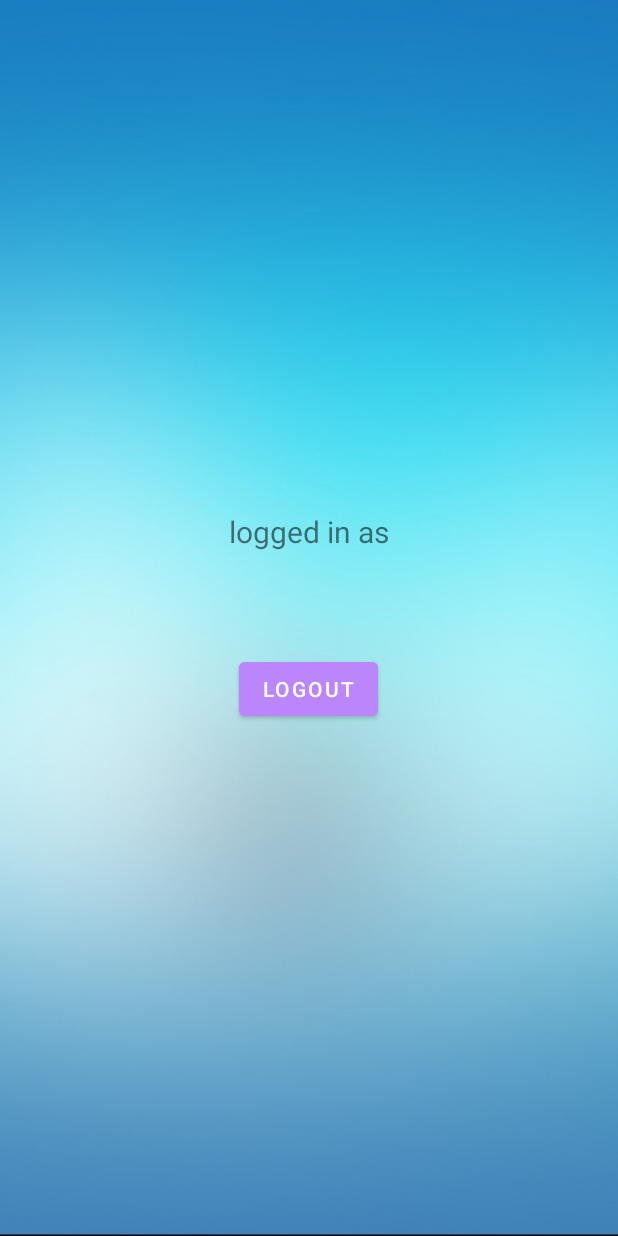
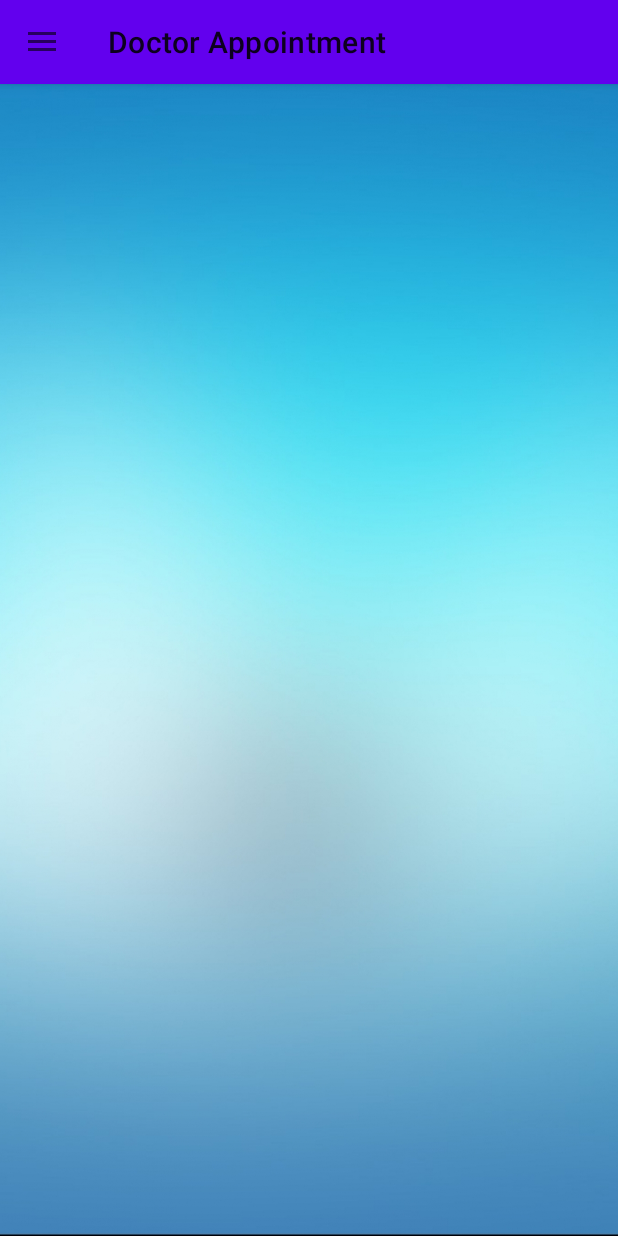
Before and after one commit to utso1707097/HelloDoctor, an Android app: the screen it shows after launch once a user with an empty profile is signed in (ProfileActivity), on a phone screen of 412 x 824 dp. Run offline under Robolectric (Android 15) with nearby library versions, the phone set to English and light mode, and no system bars; our stand-ins replace Firebase (no records; nobody signed in at launch, a user with empty details on screens opened directly).

Commit message:
Drawer Layout added

```diff
--- a/app/src/main/java/com/utsobro/hellodoctor/ProfileActivity.java
+++ b/app/src/main/java/com/utsobro/hellodoctor/ProfileActivity.java
@@ -1,50 +1,95 @@
 package com.utsobro.hellodoctor;
 
+import androidx.annotation.NonNull;
+import androidx.appcompat.app.ActionBar;
+import androidx.appcompat.app.ActionBarDrawerToggle;
 import androidx.appcompat.app.AppCompatActivity;
+import androidx.appcompat.widget.Toolbar;
+import androidx.core.view.GravityCompat;
+import androidx.drawerlayout.widget.DrawerLayout;
+import androidx.transition.Slide;
 
 import android.content.Intent;
 import android.os.Bundle;
+import android.view.MenuItem;
 import android.view.View;
 import android.widget.Button;
 import android.widget.TextView;
+import android.widget.Toast;
 
+import com.google.android.material.navigation.NavigationView;
 import com.google.firebase.auth.FirebaseAuth;
 import com.google.firebase.auth.FirebaseUser;
 
 public class ProfileActivity extends AppCompatActivity {
-
-    private TextView showEmail;
-    private FirebaseAuth firebaseAuth;
-    private Button logoutButton;
+    DrawerLayout drawerLayout;
+    NavigationView navigationView;
+    Toolbar toolbar;
 
     @Override
     protected void onCreate(Bundle savedInstanceState) {
         super.onCreate(savedInstanceState);
         setContentView(R.layout.activity_profile);
 
-        showEmail = findViewById(R.id.showEmail);
-        firebaseAuth = FirebaseAuth.getInstance();
-        logoutButton = findViewById(R.id.logoutButton);
-        checkUser();
+        drawerLayout = findViewById(R.id.drawerLayout);
+        navigationView = findViewById(R.id.navigationView);
+        toolbar = findViewById(R.id.toolbar);
 
-        logoutButton.setOnClickListener(new View.OnClickListener() {
+        //toolbar setup
+
+        setSupportActionBar(toolbar);
+
+        //action bar toggle
+        ActionBarDrawerToggle toggle = new ActionBarDrawerToggle(ProfileActivity.this,drawerLayout,toolbar,R.string.openDrawer,R.string.closeDrawer);
+        drawerLayout.addDrawerListener(toggle);
+
+        toggle.syncState();
+
+        navigationView.setNavigationItemSelectedListener(new NavigationView.OnNavigationItemSelectedListener() {
             @Override
-            public void onClick(View view) {
-                firebaseAuth.signOut();
-                checkUser();
+            public boolean onNavigationItemSelected(@NonNull MenuItem item) {
+                int id = item.getItemId();
+                if(id == R.id.optProfile){
+                    Toast.makeText(ProfileActivity.this,"Profile",Toast.LENGTH_SHORT).show();
+                }
+                else if(id == R.id.optAppointments){
+                    Toast.makeText(ProfileActivity.this,"Appointments",Toast.LENGTH_SHORT).show();
+                }
+                else if(id == R.id.optDoctors){
+                    Toast.makeText(ProfileActivity.this,"Doctors",Toast.LENGTH_SHORT).show();
+                }
+                else if(id == R.id.optEmergency){
+                    Toast.makeText(ProfileActivity.this,"Emergency",Toast.LENGTH_SHORT).show();
+                }
+                else if(id == R.id.optAmbulance){
+                    Toast.makeText(ProfileActivity.this,"Ambulance",Toast.LENGTH_SHORT).show();
+                }
+                else if(id == R.id.optAboutUs){
+                    Toast.makeText(ProfileActivity.this,"AboutUs",Toast.LENGTH_SHORT).show();
+                }
+                else if(id == R.id.optLogOut){
+                    Toast.makeText(ProfileActivity.this,"LogOut",Toast.LENGTH_SHORT).show();
+                }
+                drawerLayout.closeDrawer(GravityCompat.START);
+
+
+
+                return true;
             }
         });
+    }
 
-    }
-    void checkUser(){
-        FirebaseUser firebaseUser = FirebaseAuth.getInstance().getCurrentUser();
-        if(firebaseUser == null){
-            startActivity(new Intent(ProfileActivity.this,LoginActivity.class));
-            finish();
+    //on back press
+
+
+    @Override
+    public void onBackPressed() {
+        if(drawerLayout.isDrawerOpen(GravityCompat.START)){
+            drawerLayout.closeDrawer(GravityCompat.START);
         }
         else{
-            String email = firebaseUser.getEmail();
-            showEmail.setText(email);
+            //app closed
+            super.onBackPressed();
         }
     }
 }
--- /dev/null
+++ b/app/src/main/res/drawable/ic_aboutus.xml
@@ -0,0 +1,10 @@
+<vector xmlns:android="http://schemas.android.com/apk/res/android"
+    android:width="24dp"
+    android:height="24dp"
+    android:viewportWidth="24"
+    android:viewportHeight="24"
+    android:tint="?attr/colorControlNormal">
+  <path
+      android:fillColor="@android:color/white"
+      android:pathData="M18,16.08c-0.76,0 -1.44,0.3 -1.96,0.77L8.91,12.7c0.05,-0.23 0.09,-0.46 0.09,-0.7s-0.04,-0.47 -0.09,-0.7l7.05,-4.11c0.54,0.5 1.25,0.81 2.04,0.81 1.66,0 3,-1.34 3,-3s-1.34,-3 -3,-3 -3,1.34 -3,3c0,0.24 0.04,0.47 0.09,0.7L8.04,9.81C7.5,9.31 6.79,9 6,9c-1.66,0 -3,1.34 -3,3s1.34,3 3,3c0.79,0 1.5,-0.31 2.04,-0.81l7.12,4.16c-0.05,0.21 -0.08,0.43 -0.08,0.65 0,1.61 1.31,2.92 2.92,2.92 1.61,0 2.92,-1.31 2.92,-2.92s-1.31,-2.92 -2.92,-2.92z"/>
+</vector>
--- /dev/null
+++ b/app/src/main/res/drawable/ic_ambulance.xml
@@ -0,0 +1,10 @@
+<vector xmlns:android="http://schemas.android.com/apk/res/android"
+    android:width="24dp"
+    android:height="24dp"
+    android:viewportWidth="24"
+    android:viewportHeight="24"
+    android:tint="?attr/colorControlNormal">
+  <path
+      android:fillColor="@android:color/white"
+      android:pathData="M4,16c0,0.88 0.39,1.67 1,2.22L5,20c0,0.55 0.45,1 1,1h1c0.55,0 1,-0.45 1,-1v-1h8v1c0,0.55 0.45,1 1,1h1c0.55,0 1,-0.45 1,-1v-1.78c0.61,-0.55 1,-1.34 1,-2.22L20,6c0,-3.5 -3.58,-4 -8,-4s-8,0.5 -8,4v10zM7.5,17c-0.83,0 -1.5,-0.67 -1.5,-1.5S6.67,14 7.5,14s1.5,0.67 1.5,1.5S8.33,17 7.5,17zM16.5,17c-0.83,0 -1.5,-0.67 -1.5,-1.5s0.67,-1.5 1.5,-1.5 1.5,0.67 1.5,1.5 -0.67,1.5 -1.5,1.5zM18,11L6,11L6,6h12v5z"/>
+</vector>
--- /dev/null
+++ b/app/src/main/res/drawable/ic_appointment.xml
@@ -0,0 +1,10 @@
+<vector xmlns:android="http://schemas.android.com/apk/res/android"
+    android:width="24dp"
+    android:height="24dp"
+    android:viewportWidth="24"
+    android:viewportHeight="24"
+    android:tint="?attr/colorControlNormal">
+  <path
+      android:fillColor="@android:color/white"
+      android:pathData="M20,3h-1L19,1h-2v2L7,3L7,1L5,1v2L4,3c-1.1,0 -2,0.9 -2,2v16c0,1.1 0.9,2 2,2h16c1.1,0 2,-0.9 2,-2L22,5c0,-1.1 -0.9,-2 -2,-2zM20,21L4,21L4,8h16v13z"/>
+</vector>
--- /dev/null
+++ b/app/src/main/res/drawable/ic_back.xml
@@ -0,0 +1,10 @@
+<vector xmlns:android="http://schemas.android.com/apk/res/android"
+    android:width="24dp"
+    android:height="24dp"
+    android:viewportWidth="24"
+    android:viewportHeight="24"
+    android:tint="?attr/colorControlNormal">
+  <path
+      android:fillColor="@android:color/white"
+      android:pathData="M20,11H7.83l5.59,-5.59L12,4l-8,8 8,8 1.41,-1.41L7.83,13H20v-2z"/>
+</vector>
--- /dev/null
+++ b/app/src/main/res/drawable/ic_doctor.xml
@@ -0,0 +1,10 @@
+<vector xmlns:android="http://schemas.android.com/apk/res/android"
+    android:width="24dp"
+    android:height="24dp"
+    android:viewportWidth="24"
+    android:viewportHeight="24"
+    android:tint="?attr/colorControlNormal">
+  <path
+      android:fillColor="@android:color/white"
+      android:pathData="M20,6h-4V4c0,-1.1 -0.9,-2 -2,-2h-4C8.9,2 8,2.9 8,4v2H4C2.9,6 2,6.9 2,8v12c0,1.1 0.9,2 2,2h16c1.1,0 2,-0.9 2,-2V8C22,6.9 21.1,6 20,6zM10,4h4v2h-4V4zM16,15h-3v3h-2v-3H8v-2h3v-3h2v3h3V15z"/>
+</vector>
--- /dev/null
+++ b/app/src/main/res/drawable/ic_emergency.xml
@@ -0,0 +1,10 @@
+<vector xmlns:android="http://schemas.android.com/apk/res/android"
+    android:width="24dp"
+    android:height="24dp"
+    android:viewportWidth="24"
+    android:viewportHeight="24"
+    android:tint="?attr/colorControlNormal">
+  <path
+      android:fillColor="@android:color/white"
+      android:pathData="M10.01,21.01c0,1.1 0.89,1.99 1.99,1.99s1.99,-0.89 1.99,-1.99h-3.98zM18.88,16.82L18.88,11c0,-3.25 -2.25,-5.97 -5.29,-6.69v-0.72C13.59,2.71 12.88,2 12,2s-1.59,0.71 -1.59,1.59v0.72C7.37,5.03 5.12,7.75 5.12,11v5.82L3,18.94L3,20h18v-1.06l-2.12,-2.12zM16,13.01h-3v3h-2v-3L8,13.01L8,11h3L11,8h2v3h3v2.01z"/>
+</vector>
--- /dev/null
+++ b/app/src/main/res/drawable/ic_logout.xml
@@ -0,0 +1,10 @@
+<vector xmlns:android="http://schemas.android.com/apk/res/android"
+    android:width="24dp"
+    android:height="24dp"
+    android:viewportWidth="24"
+    android:viewportHeight="24"
+    android:tint="?attr/colorControlNormal">
+  <path
+      android:fillColor="@android:color/white"
+      android:pathData="M11,7L9.6,8.4l2.6,2.6H2v2h10.2l-2.6,2.6L11,17l5,-5L11,7zM20,19h-8v2h8c1.1,0 2,-0.9 2,-2V5c0,-1.1 -0.9,-2 -2,-2h-8v2h8V19z"/>
+</vector>
--- a/app/src/main/res/layout/activity_profile.xml
+++ b/app/src/main/res/layout/activity_profile.xml
@@ -1,40 +1,30 @@
 <?xml version="1.0" encoding="utf-8"?>
-<LinearLayout xmlns:android="http://schemas.android.com/apk/res/android"
+<androidx.drawerlayout.widget.DrawerLayout
+    xmlns:android="http://schemas.android.com/apk/res/android"
     xmlns:app="http://schemas.android.com/apk/res-auto"
     xmlns:tools="http://schemas.android.com/tools"
     android:layout_width="match_parent"
     android:layout_height="match_parent"
     tools:context=".ProfileActivity"
-    android:orientation="vertical"
-    android:gravity="center"
-    android:background="@drawable/background">
+    android:background="@drawable/background"
+    android:fitsSystemWindows="true"
+    tools:openDrawer="start"
+    android:id="@+id/drawerLayout">
 
-    <TextView
+    <include layout="@layout/app_bar_main"
         android:layout_width="match_parent"
-        android:layout_height="wrap_content"
-        android:text="logged in as"
-        android:gravity="center"
-        android:textSize="20sp"
-        android:layout_marginBottom="20dp"
+        android:layout_height="match_parent"/>
+
+    <com.google.android.material.navigation.NavigationView
+        android:layout_width="wrap_content"
+        android:layout_height="match_parent"
+        android:layout_gravity="start"
+        android:fitsSystemWindows="true"
+        android:id="@+id/navigationView"
+        app:headerLayout="@layout/header_layout"
+        app:menu="@menu/navigation_items"
         />
 
-    <TextView
-        android:id="@+id/showEmail"
-        android:layout_width="match_parent"
-        android:layout_height="wrap_content"
-        android:gravity="center"
-        android:textSize="20sp"
-        android:layout_marginBottom="20dp"
-        style="@style/TextAppearance.MaterialComponents.Headline5"
 
-        />
 
-    <Button
-        android:layout_width="wrap_content"
-        android:layout_height="wrap_content"
-        android:text="Logout"
-        android:id="@+id/logoutButton"
-        android:backgroundTint="@color/purple_200"
-        />
-
-</LinearLayout>
+</androidx.drawerlayout.widget.DrawerLayout>
--- /dev/null
+++ b/app/src/main/res/layout/app_bar_main.xml
@@ -0,0 +1,20 @@
+<?xml version="1.0" encoding="utf-8"?>
+<LinearLayout xmlns:android="http://schemas.android.com/apk/res/android"
+    android:layout_width="match_parent"
+    android:layout_height="match_parent"
+    android:orientation="vertical">
+
+
+    <com.google.android.material.appbar.AppBarLayout
+        android:layout_width="match_parent"
+        android:layout_height="wrap_content">
+
+        <androidx.appcompat.widget.Toolbar
+            android:layout_width="match_parent"
+            android:layout_height="wrap_content"
+            android:id="@+id/toolbar"/>
+
+    </com.google.android.material.appbar.AppBarLayout>
+   <include  layout="@layout/content_profile" />
+
+</LinearLayout>
--- /dev/null
+++ b/app/src/main/res/layout/content_profile.xml
@@ -0,0 +1,13 @@
+<?xml version="1.0" encoding="utf-8"?>
+<LinearLayout
+    xmlns:android="http://schemas.android.com/apk/res/android"
+    android:layout_width="match_parent"
+    android:layout_height="match_parent">
+
+    <FrameLayout
+        android:layout_width="match_parent"
+        android:layout_height="match_parent"
+        android:id="@+id/container"
+        />
+
+</LinearLayout>
--- /dev/null
+++ b/app/src/main/res/layout/header_layout.xml
@@ -0,0 +1,34 @@
+<?xml version="1.0" encoding="utf-8"?>
+<LinearLayout
+    xmlns:android="http://schemas.android.com/apk/res/android"
+    android:layout_width="match_parent"
+    android:layout_height="176dp"
+    android:orientation="vertical"
+    android:background="#002AFF"
+    android:gravity="bottom"
+    android:padding="14dp">
+    <ImageView
+        android:layout_width="wrap_content"
+        android:layout_height="wrap_content"
+        android:src="@mipmap/ic_launcher"
+        android:contentDescription="Header"
+        />
+    <TextView
+        android:layout_width="wrap_content"
+        android:layout_height="wrap_content"
+        android:text="Doctor Appointment"
+        android:textSize="24sp"
+        android:textStyle="bold"
+        android:textColor="@color/white"
+        />
+    <TextView
+        android:layout_width="wrap_content"
+        android:layout_height="wrap_content"
+        android:text="info@hellodoctor.com"
+        android:textSize="14sp"
+        android:textStyle="bold"
+        android:textColor="@color/white"
+        />
+
+
+</LinearLayout>
--- /dev/null
+++ b/app/src/main/res/menu/navigation_items.xml
@@ -0,0 +1,38 @@
+<?xml version="1.0" encoding="utf-8"?>
+<menu xmlns:android="http://schemas.android.com/apk/res/android">
+    <item
+        android:id="@+id/optProfile"
+        android:title="My Profile"
+        android:icon="@drawable/ic_person"
+        />
+    <item
+        android:id="@+id/optDoctors"
+        android:title="Doctors"
+        android:icon="@drawable/ic_doctor"
+        />
+    <item
+        android:id="@+id/optAppointments"
+        android:title="Appointments"
+        android:icon="@drawable/ic_appointment"
+        />
+    <item
+        android:id="@+id/optEmergency"
+        android:title="Emergency"
+        android:icon="@drawable/ic_emergency"
+        />
+    <item
+        android:id="@+id/optAmbulance"
+        android:title="Ambulance"
+        android:icon="@drawable/ic_ambulance"
+        />
+    <item
+        android:id="@+id/optAboutUs"
+        android:title="About us"
+        android:icon="@drawable/ic_aboutus"
+        />
+    <item
+        android:id="@+id/optLogOut"
+        android:title="Log Out"
+        android:icon="@drawable/ic_logout"
+        />
+</menu>
--- a/app/src/main/res/values-night/themes.xml
+++ b/app/src/main/res/values-night/themes.xml
@@ -1,6 +1,6 @@
 <resources xmlns:tools="http://schemas.android.com/tools">
     <!-- Base application theme. -->
-    <style name="Theme.HelloDoctor" parent="Theme.MaterialComponents.DayNight.DarkActionBar">
+    <style name="Theme.HelloDoctor" parent="Theme.MaterialComponents.DayNight.NoActionBar">
         <!-- Primary brand color. -->
         <item name="colorPrimary">@color/purple_200</item>
         <item name="colorPrimaryVariant">@color/purple_700</item>
--- a/app/src/main/res/values/strings.xml
+++ b/app/src/main/res/values/strings.xml
@@ -1,3 +1,5 @@
 <resources>
     <string name="app_name">Doctor Appointment</string>
+    <string name="openDrawer">Open navigation drawer</string>
+    <string name="closeDrawer">Close navigation drawer</string>
 </resources>
```
